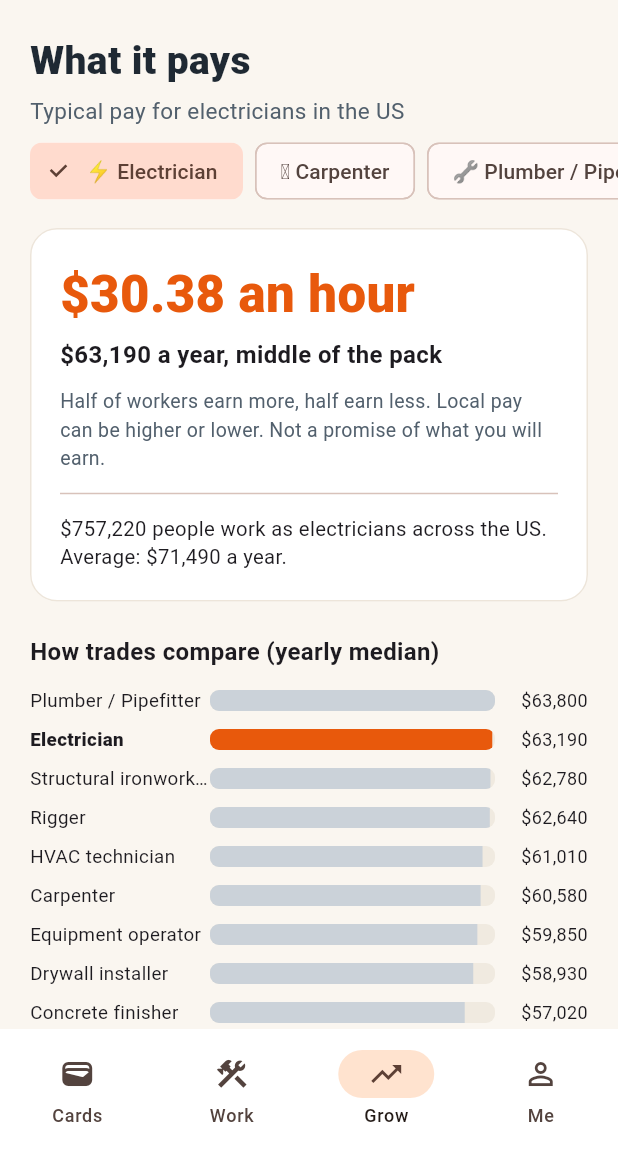
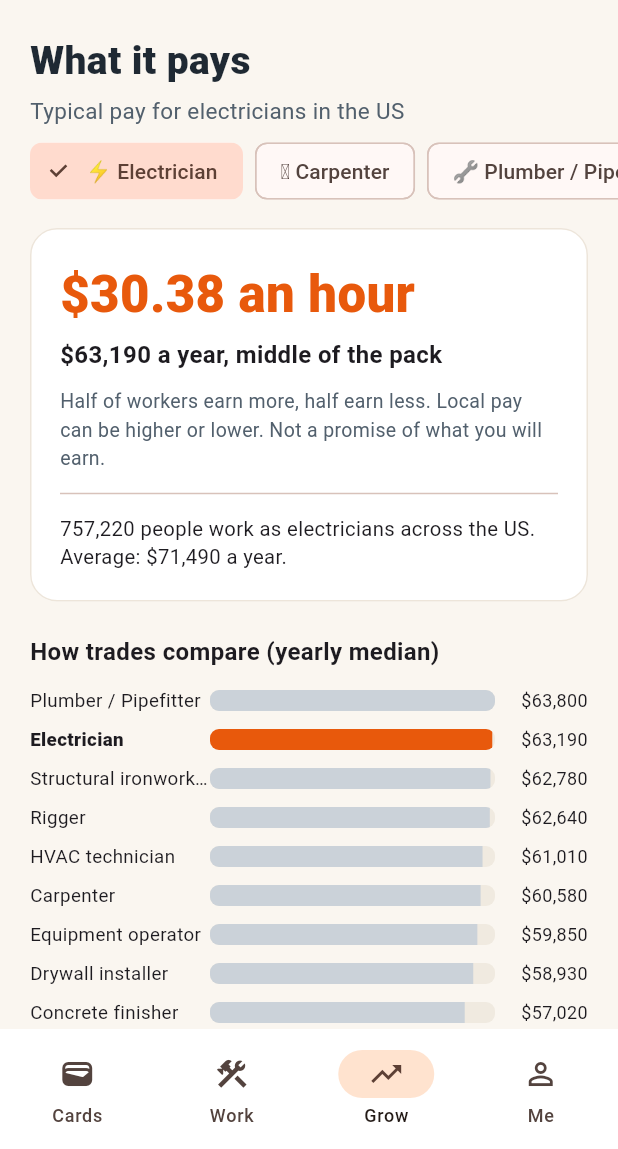
Before and after one commit to kunaxar/worker-next-step, a Flutter app: the screen it shows after launch, item 3 of the bottom bar chosen, on a phone screen of 412 x 824 dp, the part 87-1236 px from its top. Run offline on Flutter 3.47's test engine with Material 3 defaults, Android fonts, the phone set to English and light mode, and no system bars.

Commit message:
Update grow.dart

```diff
--- a/lib/grow.dart
+++ b/lib/grow.dart
@@ -38,7 +38,7 @@ class PayTab extends StatelessWidget {
               const SizedBox(height: 10),
               const Text('Half of workers earn more, half earn less. Local pay can be higher or lower. Not a promise of what you will earn.', style: TextStyle(fontSize: 13, color: grey)),
               const Divider(height: 28),
-              Text('${money(t.jobs)} people work as ${t.name.toLowerCase()}s across the US. Average: ${money(t.mean)} a year.', style: const TextStyle(fontSize: 13.5)),
+              Text('${money(t.jobs).substring(1)} people work as ${t.name.toLowerCase()}s across the US. Average: ${money(t.mean)} a year.', style: const TextStyle(fontSize: 13.5)),
             ]),
           ),
         ),
```
